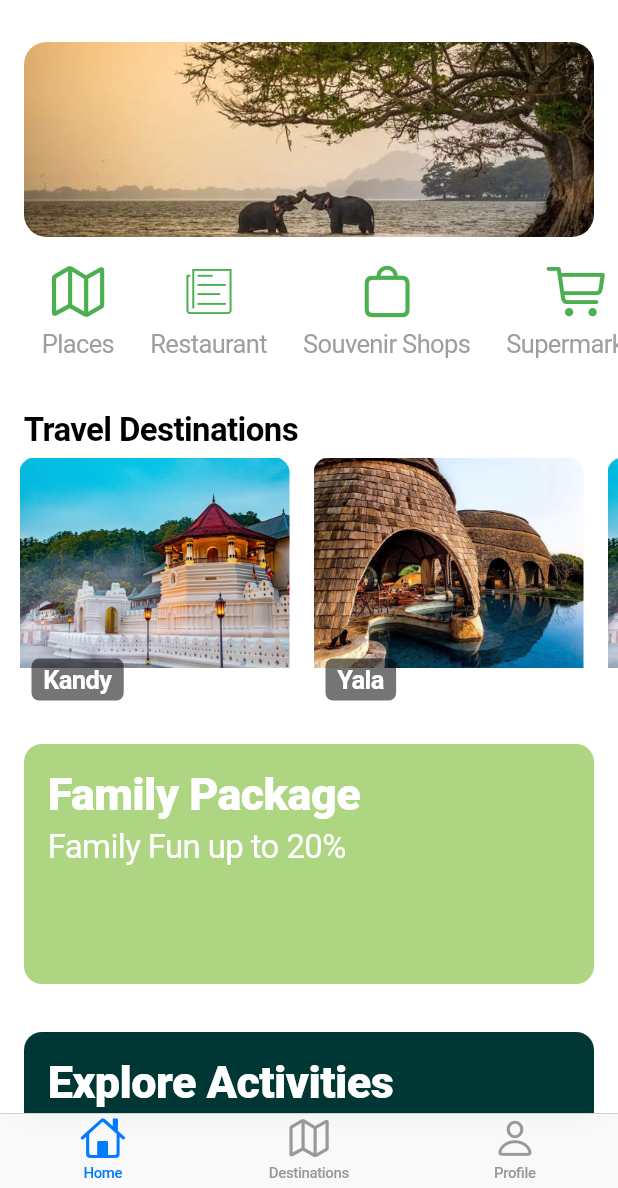
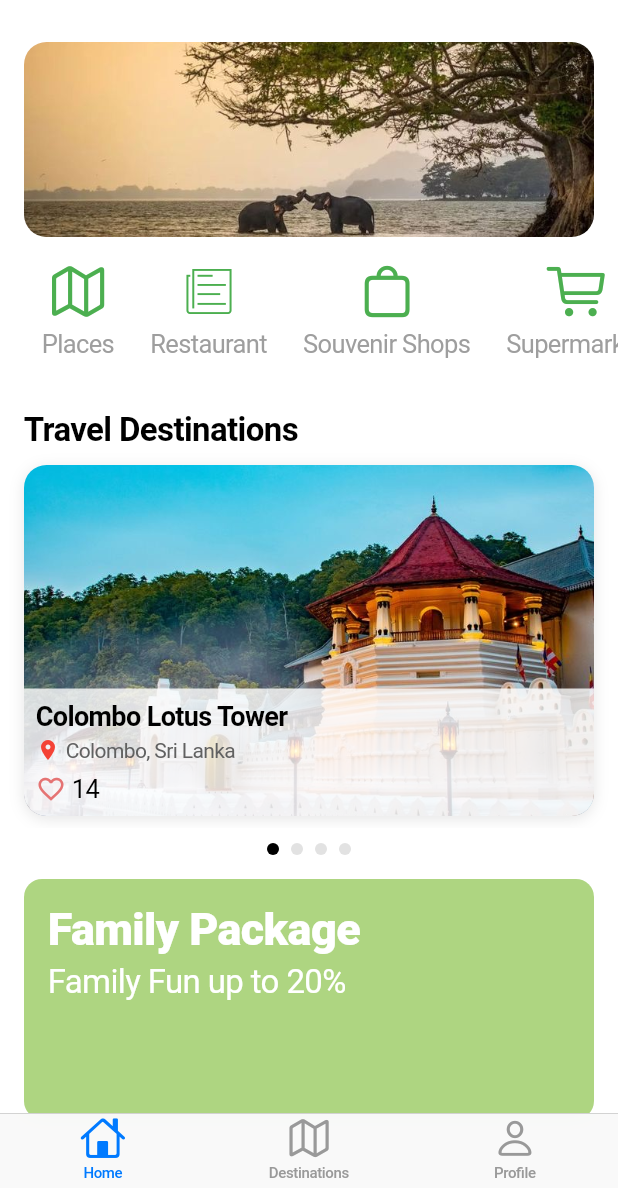
Before and after one commit to EnoshPerera/CeylonSphere, a Flutter app: the screen it shows after launch, on a phone screen of 412 x 824 dp, the part 48-1236 px from its top. Run offline on Flutter 3.47's test engine with Material 3 defaults, Android fonts, the phone set to English and light mode, and no system bars; our stand-ins replace geolocator, google_maps_flutter; missing offline and left inert: arkit_plugin.

Commit message:
Updated Destination Carousel

```diff
--- /dev/null
+++ b/lib/destinationCarousel_widget/destination_carousel.dart
@@ -0,0 +1,346 @@
+import 'package:flutter/cupertino.dart';
+import 'package:flutter/material.dart';
+import '/destinations_screen.dart';
+
+//import 'destination_card.dart'; // Import DestinationInfo and SingleDestinationCard
+
+class DestinationCarousel extends StatefulWidget {
+  const DestinationCarousel({Key? key}) : super(key: key);
+
+  @override
+  State<DestinationCarousel> createState() => _DestinationCarouselState();
+}
+
+class _DestinationCarouselState extends State<DestinationCarousel> {
+  final PageController _pageController = PageController();
+  int _currentPage = 0;
+
+  final List<DestinationInfo> _destinations = const [
+    DestinationInfo(
+      imagePath: 'assets/Kandy.jpg',
+      title: 'Colombo Lotus Tower',
+      location: 'Colombo, Sri Lanka',
+      initialLikes: 14,
+    ),
+    DestinationInfo(
+      imagePath: 'assets/Yala.jpg',
+      title: 'Kandy',
+      location: 'Kandy, Sri Lanka',
+      initialLikes: 8,
+    ),
+    DestinationInfo(
+      imagePath: 'assets/wildLife.jpg',
+      title: 'Sigiriya',
+      location: 'Sigiriya, Sri Lanka',
+      initialLikes: 20,
+    ),
+    DestinationInfo(
+      imagePath: 'assets/Hiking.jpg',
+      title: 'Galle Fort',
+      location: 'Galle, Sri Lanka',
+      initialLikes: 15,
+    ),
+  ];
+
+  @override
+  void initState() {
+    super.initState();
+    _pageController.addListener(() {
+      int page = _pageController.page?.round() ?? 0;
+      if (_currentPage != page) {
+        setState(() {
+          _currentPage = page;
+        });
+      }
+    });
+  }
+
+  @override
+  void dispose() {
+    _pageController.dispose();
+    super.dispose();
+  }
+
+  @override
+  Widget build(BuildContext context) {
+    return Column(
+      crossAxisAlignment: CrossAxisAlignment.start,
+      children: [
+        const Padding(
+          padding: EdgeInsets.symmetric(horizontal: 16.0),
+          child: Text(
+            'Travel Destinations',
+            style: TextStyle(fontSize: 22, fontWeight: FontWeight.bold),
+          ),
+        ),
+        const SizedBox(height: 2),
+        SizedBox(
+          height: 250,
+          child: PageView.builder(
+            controller: _pageController,
+            itemCount: _destinations.length,
+            itemBuilder: (context, index) {
+              return SingleDestinationCard(info: _destinations[index]);
+            },
+          ),
+        ),
+        const SizedBox(height: 10),
+        Row(
+          mainAxisAlignment: MainAxisAlignment.center,
+          children: List.generate(
+            _destinations.length,
+            (index) => Container(
+              margin: const EdgeInsets.symmetric(horizontal: 4),
+              width: 8,
+              height: 8,
+              decoration: BoxDecoration(
+                shape: BoxShape.circle,
+                color: _currentPage == index
+                    ? Colors.black
+                    : Colors.grey.withOpacity(0.3),
+              ),
+            ),
+          ),
+        ),
+      ],
+    );
+  }
+}
+
+class DestinationInfo {
+  final String imagePath;
+  final String title;
+  final String location;
+  final int initialLikes;
+
+  const DestinationInfo({
+    required this.imagePath,
+    required this.title,
+    required this.location,
+    required this.initialLikes,
+  });
+}
+
+class SingleDestinationCard extends StatefulWidget {
+  final DestinationInfo info;
+
+  const SingleDestinationCard({
+    Key? key,
+    required this.info,
+  }) : super(key: key);
+
+  @override
+  State<SingleDestinationCard> createState() => _SingleDestinationCardState();
+}
+
+class _SingleDestinationCardState extends State<SingleDestinationCard> {
+  late int likes;
+  late bool isLiked;
+
+  @override
+  void initState() {
+    super.initState();
+    likes = widget.info.initialLikes;
+    isLiked = false;
+  }
+
+  void toggleLike() {
+    setState(() {
+      if (isLiked) {
+        likes--;
+      } else {
+        likes++;
+      }
+      isLiked = !isLiked;
+    });
+  }
+
+  @override
+  Widget build(BuildContext context) {
+    return GestureDetector(
+      onTap: () {
+        Navigator.push(
+          context,
+          CupertinoPageRoute(
+            builder: (context) => DestinationScreen(
+              imagePath: widget.info.imagePath,
+              title: widget.info.title,
+            ),
+          ),
+        );
+      },
+      child: Container(
+        margin: const EdgeInsets.symmetric(horizontal: 16, vertical: 8),
+        decoration: BoxDecoration(
+          borderRadius: BorderRadius.circular(15),
+          boxShadow: [
+            BoxShadow(
+              color: Colors.black.withOpacity(0.1),
+              blurRadius: 8,
+              offset: const Offset(0, 2),
+            ),
+          ],
+        ),
+        child: ClipRRect(
+          borderRadius: BorderRadius.circular(15),
+          child: Stack(
+            children: [
+              // Image
+              Positioned.fill(
+                child: Image.asset(
+                  widget.info.imagePath,
+                  fit: BoxFit.cover,
+                ),
+              ),
+              // Bottom text overlay
+              Positioned(
+                left: 0,
+                right: 0,
+                bottom: 0,
+                child: Container(
+                  padding: const EdgeInsets.all(8),
+                  decoration: BoxDecoration(
+                    //color: Colors.white,
+                    color: Colors.white.withOpacity(0.8),
+                    borderRadius: const BorderRadius.vertical(
+                      bottom: Radius.circular(15),
+                    ),
+                  ),
+                  child: Column(
+                    crossAxisAlignment: CrossAxisAlignment.start,
+                    children: [
+                      Text(
+                        widget.info.title,
+                        style: const TextStyle(
+                          fontSize: 18,
+                          fontWeight: FontWeight.bold,
+                        ),
+                      ),
+                      const SizedBox(height: 4),
+                      Row(
+                        children: [
+                          const Icon(
+                            Icons.location_on,
+                            color: Colors.red,
+                            size: 16,
+                          ),
+                          const SizedBox(width: 4),
+                          Text(
+                            widget.info.location,
+                            style: TextStyle(
+                              color: Colors.grey[700],
+                              fontSize: 14,
+                            ),
+                          ),
+                        ],
+                      ),
+                      const SizedBox(height: 8),
+                      GestureDetector(
+                        onTap: toggleLike,
+                        child: Row(
+                          children: [
+                            Icon(
+                              isLiked ? Icons.favorite : Icons.favorite_border,
+                              color: Colors.red[300],
+                              size: 20,
+                            ),
+                            const SizedBox(width: 4),
+                            Text('$likes'),
+                          ],
+                        ),
+                      ),
+                    ],
+                  ),
+                ),
+              ),
+            ],
+          ),
+        ),
+      ),
+    );
+  }
+}
+
+class DestinationImage extends StatelessWidget {
+  final String imagePath;
+  final String title;
+
+  const DestinationImage({
+    required this.imagePath,
+    required this.title,
+    super.key,
+  });
+
+  @override
+  Widget build(BuildContext context) {
+    return GestureDetector(
+      onTap: () {
+        Navigator.push(
+          context,
+          CupertinoPageRoute(
+            builder: (context) =>
+                DestinationScreen(imagePath: imagePath, title: title),
+          ),
+        );
+      },
+      child: Padding(
+        padding: const EdgeInsets.symmetric(horizontal: 8.0),
+        child: ClipRRect(
+          borderRadius: BorderRadius.circular(10),
+          child: Stack(
+            children: [
+              Image.asset(
+                imagePath,
+                width: 180,
+                height: 140,
+                fit: BoxFit.cover,
+              ),
+              Positioned(
+                bottom: 8,
+                left: 8,
+                child: Container(
+                  padding:
+                      const EdgeInsets.symmetric(horizontal: 8, vertical: 4),
+                  decoration: BoxDecoration(
+                    color: Colors.black54,
+                    borderRadius: BorderRadius.circular(5),
+                  ),
+                  child: Text(
+                    title,
+                    style: const TextStyle(
+                      color: Colors.white,
+                      fontWeight: FontWeight.bold,
+                    ),
+                  ),
+                ),
+              ),
+            ],
+          ),
+        ),
+      ),
+    );
+  }
+}
+
+class DestinationScreen extends StatelessWidget {
+  final String imagePath;
+  final String title;
+
+  const DestinationScreen({
+    Key? key,
+    required this.imagePath,
+    required this.title,
+  }) : super(key: key);
+
+  @override
+  Widget build(BuildContext context) {
+    return CupertinoPageScaffold(
+      navigationBar: CupertinoNavigationBar(
+        middle: Text(title),
+      ),
+      child: Center(
+        child: Image.asset(imagePath, fit: BoxFit.cover),
+      ),
+    );
+  }
+}
```
Also changed, not shown: lib/main.dart (+132 -86 lines).
